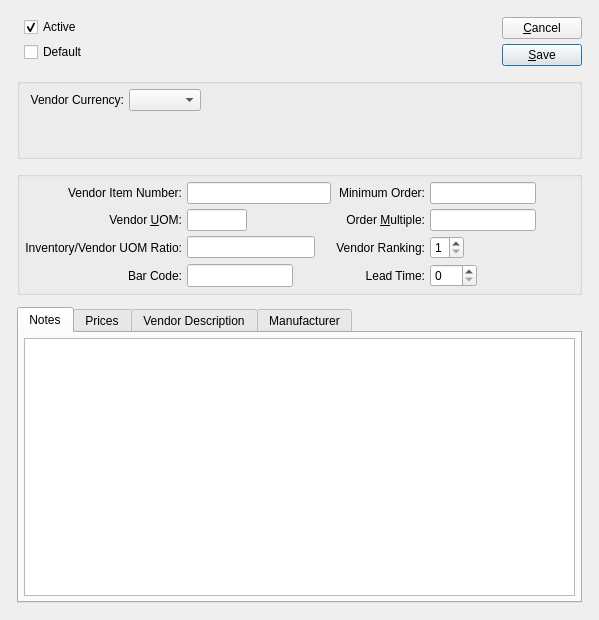
First picture: the form in xtuple/trunk/guiclient/itemSource.ui, repository WooodHead/xtuple, before the edit.
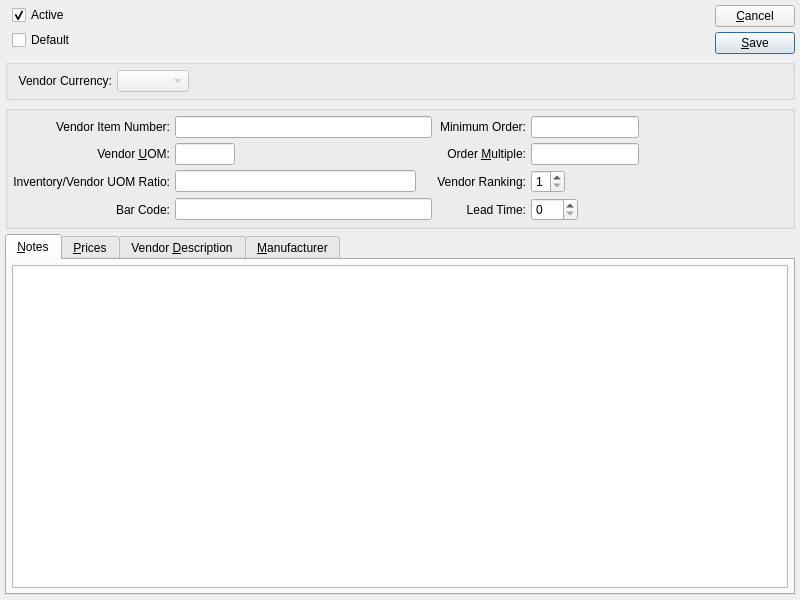
Second picture: the form after the edit. Custom widgets are drawn as their Qt base class.

Commit message: issue #1018:  Disable the vendor currency since it is only informational.

Patch:
```diff
--- a/xtuple/trunk/guiclient/itemSource.ui
+++ b/xtuple/trunk/guiclient/itemSource.ui
@@ -13,22 +13,14 @@
    <rect>
     <x>0</x>
     <y>0</y>
-    <width>599</width>
-    <height>620</height>
+    <width>800</width>
+    <height>600</height>
    </rect>
   </property>
   <property name="windowTitle">
    <string>Item Source</string>
   </property>
-  <layout class="QVBoxLayout" name="verticalLayout_2">
-   <item>
-    <layout class="QGridLayout" name="gridLayout_2">
-     <property name="margin">
-      <number>12</number>
-     </property>
-     <property name="spacing">
-      <number>12</number>
-     </property>
+  <layout class="QGridLayout" name="gridLayout">
      <item row="0" column="0">
       <layout class="QHBoxLayout">
        <property name="spacing">
@@ -146,6 +138,79 @@
        </item>
       </layout>
      </item>
+   <item row="1" column="0">
+    <widget class="QGroupBox" name="_vendorGroup">
+     <property name="title">
+      <string/>
+     </property>
+     <layout class="QHBoxLayout" name="horizontalLayout_3">
+      <item>
+       <widget class="VendorCluster" name="_vendor">
+        <property name="focusPolicy">
+         <enum>Qt::StrongFocus</enum>
+        </property>
+       </widget>
+      </item>
+      <item>
+       <layout class="QVBoxLayout" name="verticalLayout">
+        <item>
+         <layout class="QHBoxLayout">
+          <property name="spacing">
+           <number>5</number>
+          </property>
+          <item>
+           <widget class="QLabel" name="_vendorCurrencyLit">
+            <property name="text">
+             <string>Vendor Currency:</string>
+            </property>
+            <property name="alignment">
+             <set>Qt::AlignRight|Qt::AlignTrailing|Qt::AlignVCenter</set>
+            </property>
+           </widget>
+          </item>
+          <item>
+           <widget class="XComboBox" name="_vendorCurrency">
+            <property name="enabled">
+             <bool>false</bool>
+            </property>
+           </widget>
+          </item>
+          <item>
+           <spacer>
+            <property name="orientation">
+             <enum>Qt::Horizontal</enum>
+            </property>
+            <property name="sizeType">
+             <enum>QSizePolicy::Expanding</enum>
+            </property>
+            <property name="sizeHint" stdset="0">
+             <size>
+              <width>21</width>
+              <height>21</height>
+             </size>
+            </property>
+           </spacer>
+          </item>
+         </layout>
+        </item>
+        <item>
+         <spacer name="verticalSpacer">
+          <property name="orientation">
+           <enum>Qt::Vertical</enum>
+          </property>
+          <property name="sizeHint" stdset="0">
+           <size>
+            <width>20</width>
+            <height>0</height>
+           </size>
+          </property>
+         </spacer>
+        </item>
+       </layout>
+      </item>
+     </layout>
+    </widget>
+   </item>
      <item row="2" column="0">
       <widget class="QGroupBox" name="_venditemGroup">
        <property name="title">
@@ -450,27 +515,8 @@
               <verstretch>0</verstretch>
              </sizepolicy>
             </property>
-            <property name="maximumSize">
-             <size>
-              <width>120</width>
-              <height>32767</height>
-             </size>
-            </property>
-           </widget>
-          </item>
-          <item>
-           <spacer name="horizontalSpacer_3">
-            <property name="orientation">
-             <enum>Qt::Horizontal</enum>
-            </property>
-            <property name="sizeHint" stdset="0">
-             <size>
-              <width>40</width>
-              <height>20</height>
-             </size>
-            </property>
-           </spacer>
-          </item>
+         </widget>
+        </item>
          </layout>
         </item>
        </layout>
@@ -489,7 +535,7 @@
        </property>
        <widget class="QWidget" name="widget">
         <attribute name="title">
-         <string>Notes</string>
+       <string>&amp;Notes</string>
         </attribute>
         <layout class="QHBoxLayout">
          <property name="spacing">
@@ -505,7 +551,7 @@
        </widget>
        <widget class="QWidget" name="widget">
         <attribute name="title">
-         <string>Prices</string>
+       <string>&amp;Prices</string>
         </attribute>
         <layout class="QHBoxLayout">
          <property name="spacing">
@@ -584,7 +630,7 @@
        </widget>
        <widget class="QWidget" name="tab">
         <attribute name="title">
-         <string>Vendor Description</string>
+       <string>Vendor &amp;Description</string>
         </attribute>
         <layout class="QHBoxLayout">
          <property name="spacing">
@@ -604,7 +650,7 @@
        </widget>
        <widget class="QWidget" name="_manfTab">
         <attribute name="title">
-         <string>Manufacturer</string>
+       <string>&amp;Manufacturer</string>
         </attribute>
         <layout class="QGridLayout">
          <item row="0" column="0">
@@ -699,73 +745,6 @@
        </widget>
       </widget>
      </item>
-     <item row="1" column="0">
-      <widget class="QGroupBox" name="_vendorGroup">
-       <property name="title">
-        <string/>
-       </property>
-       <layout class="QHBoxLayout" name="horizontalLayout_3">
-        <item>
-         <widget class="VendorCluster" name="_vendor"/>
-        </item>
-        <item>
-         <layout class="QVBoxLayout" name="verticalLayout">
-          <item>
-           <layout class="QHBoxLayout">
-            <property name="spacing">
-             <number>5</number>
-            </property>
-            <item>
-             <widget class="QLabel" name="_vendorCurrencyLit">
-              <property name="text">
-               <string>Vendor Currency:</string>
-              </property>
-              <property name="alignment">
-               <set>Qt::AlignRight|Qt::AlignTrailing|Qt::AlignVCenter</set>
-              </property>
-             </widget>
-            </item>
-            <item>
-             <widget class="XComboBox" name="_vendorCurrency"/>
-            </item>
-            <item>
-             <spacer>
-              <property name="orientation">
-               <enum>Qt::Horizontal</enum>
-              </property>
-              <property name="sizeType">
-               <enum>QSizePolicy::Expanding</enum>
-              </property>
-              <property name="sizeHint" stdset="0">
-               <size>
-                <width>21</width>
-                <height>21</height>
-               </size>
-              </property>
-             </spacer>
-            </item>
-           </layout>
-          </item>
-          <item>
-           <spacer name="verticalSpacer">
-            <property name="orientation">
-             <enum>Qt::Vertical</enum>
-            </property>
-            <property name="sizeHint" stdset="0">
-             <size>
-              <width>20</width>
-              <height>40</height>
-             </size>
-            </property>
-           </spacer>
-          </item>
-         </layout>
-        </item>
-       </layout>
-      </widget>
-     </item>
-    </layout>
-   </item>
   </layout>
  </widget>
  <layoutdefault spacing="5" margin="5"/>
```
Left out of the diff: 6 changed lines with no effect on the pictures. Lines whose indentation alone changed are shown as unchanged.
